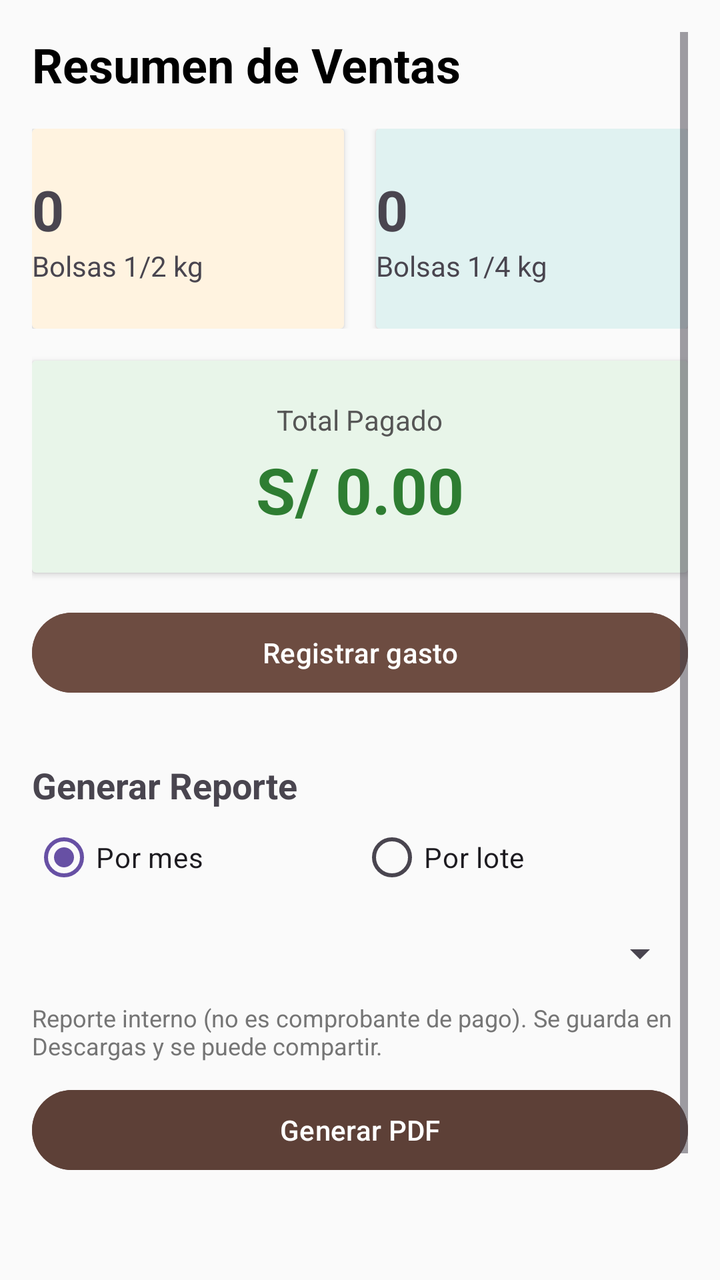
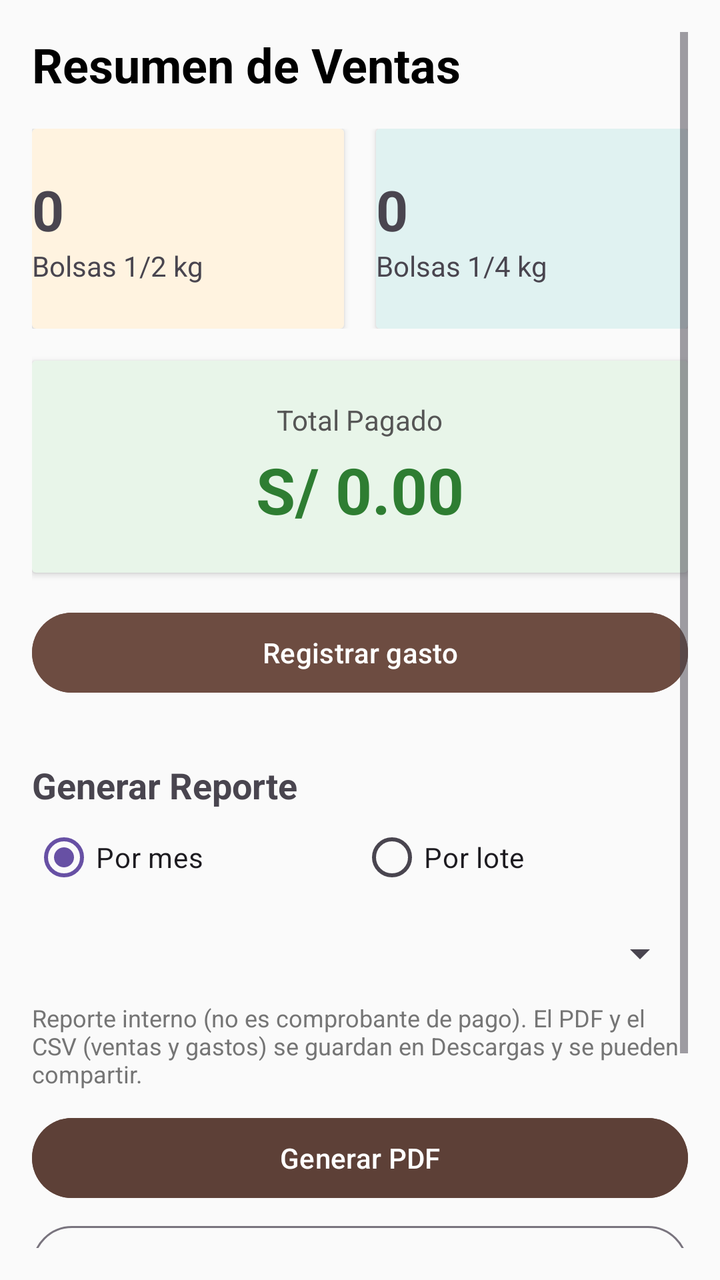

Before-and-after screenshots of an Android layout around one commit, followed by the original layout XML and the change that was made.
<!-- AndroidManifest.xml: application theme Theme.CajaiCafeAdministracion -->
<!-- res/layout/fragment_dashboard.xml -->
<?xml version="1.0" encoding="utf-8"?>
<ScrollView xmlns:android="http://schemas.android.com/apk/res/android"
    android:layout_width="match_parent"
    android:layout_height="match_parent"
    android:background="#FAFAFA"
    android:padding="16dp">


    <LinearLayout
        android:orientation="vertical"
        android:layout_width="match_parent"
        android:layout_height="wrap_content">


        <TextView
            android:text="Resumen de Ventas"
            android:textSize="24sp"
            android:textStyle="bold"
            android:textColor="@android:color/black"
            android:layout_marginBottom="16dp"
            android:layout_height="match_parent"  android:layout_width="match_parent"/>

        <LinearLayout
            android:orientation="horizontal"
            android:weightSum="2"
            android:layout_width="match_parent"
            android:layout_height="wrap_content">

            <androidx.cardview.widget.CardView
                android:layout_width="0dp"
                android:layout_weight="1"
                android:layout_height="100dp"
                android:layout_marginEnd="8dp"
                android:backgroundTint="#FFF3E0">
                <LinearLayout
                    android:gravity="center"
                    android:orientation="vertical"
                    android:layout_width="match_parent"
                    android:layout_height="match_parent">
                    <TextView
                        android:id="@+id/tvTotalMedioKilo"
                        android:text="0"
                        android:textSize="28sp"
                        android:textStyle="bold" android:layout_height="wrap_content" android:layout_width="match_parent"/>
                    <TextView
                        android:text="Bolsas 1/2 kg"
                        android:textSize="14sp" android:layout_height="wrap_content" android:layout_width="match_parent"/>
                </LinearLayout>
            </androidx.cardview.widget.CardView>


            <androidx.cardview.widget.CardView
                android:layout_width="0dp"
                android:layout_weight="1"
                android:layout_height="100dp"
                android:layout_marginStart="8dp"
                android:backgroundTint="#E0F2F1">
                <LinearLayout
                    android:gravity="center"
                    android:orientation="vertical"
                    android:layout_width="match_parent"
                    android:layout_height="match_parent">
                    <TextView
                        android:id="@+id/tvTotalCuartoKilo"
                        android:text="0"
                        android:textSize="28sp"
                        android:textStyle="bold" android:layout_height="wrap_content" android:layout_width="match_parent"/>
                    <TextView
                        android:text="Bolsas 1/4 kg"
                        android:textSize="14sp" android:layout_height="wrap_content" android:layout_width="match_parent"/>
                </LinearLayout>
            </androidx.cardview.widget.CardView>
        </LinearLayout>
        <androidx.cardview.widget.CardView
            android:layout_width="match_parent"
            android:layout_height="wrap_content"
            android:layout_marginTop="16dp"
            android:backgroundTint="#E8F5E9"> <LinearLayout
            android:layout_width="match_parent"
            android:layout_height="wrap_content"
            android:orientation="vertical"
            android:padding="20dp"
            android:gravity="center">

            <TextView
                android:text="Total Pagado"
                android:textSize="14sp"
                android:textColor="#555555"
                android:layout_width="wrap_content"
                android:layout_height="wrap_content"/>

            <TextView
                android:id="@+id/tvTotalDinero"
                android:text="S/ 0.00"
                android:textSize="32sp"
                android:textStyle="bold"
                android:textColor="#2E7D32"
                android:layout_marginTop="4dp"
                android:layout_width="wrap_content"
                android:layout_height="wrap_content"/>
        </LinearLayout>
        </androidx.cardview.widget.CardView>

        <Button
            android:id="@+id/btnRegistrarGasto"
            android:layout_width="match_parent"
            android:layout_height="wrap_content"
            android:layout_marginTop="16dp"
            android:backgroundTint="@color/cafeMedio"
            android:textColor="#FFFFFF"
            android:text="Registrar gasto" />

        <TextView
            android:text="Generar Reporte"
            android:layout_marginTop="30dp"
            android:textSize="18sp"
            android:textStyle="bold" android:layout_height="wrap_content"  android:layout_width="match_parent"/>

        <RadioGroup
            android:id="@+id/rgTipoReporte"
            android:orientation="horizontal"
            android:layout_width="match_parent"
            android:layout_height="wrap_content">
            <RadioButton
                android:id="@+id/rbPorMes"
                android:text="Por mes"
                android:checked="true"
                android:minHeight="48dp"
                android:layout_width="0dp"
                android:layout_weight="1"
                android:layout_height="wrap_content" />
            <RadioButton
                android:id="@+id/rbPorLote"
                android:text="Por lote"
                android:minHeight="48dp"
                android:layout_width="0dp"
                android:layout_weight="1"
                android:layout_height="wrap_content" />
        </RadioGroup>

        <Spinner
            android:id="@+id/spinnerReporte"
            android:layout_width="match_parent"
            android:layout_height="wrap_content"
            android:minHeight="48dp" />

        <TextView
            android:text="Reporte interno (no es comprobante de pago). Se guarda en Descargas y se puede compartir."
            android:textSize="12sp"
            android:textColor="#757575"
            android:layout_width="match_parent"
            android:layout_height="wrap_content" />

        <Button
            android:id="@+id/btnExportarPDF"
            android:layout_width="match_parent"
            android:layout_height="wrap_content"
            android:text="Generar PDF"
            android:backgroundTint="#5D4037"
            android:textColor="#FFFFFF"
            android:layout_marginTop="10dp"/>

        <TextView
            android:id="@+id/tvSesion"
            android:layout_width="match_parent"
            android:layout_height="wrap_content"
            android:layout_marginTop="30dp"
            android:textColor="#555555"
            android:textSize="14sp" />

        <Button
            android:id="@+id/btnCerrarSesion"
            style="?attr/materialButtonOutlinedStyle"
            android:layout_width="match_parent"
            android:layout_height="wrap_content"
            android:layout_marginTop="8dp"
            android:text="Cerrar sesión"
            android:textColor="#5D4037" />

    </LinearLayout>
</ScrollView>
<!-- resources referenced by this layout -->
<resources>
  <color name="cafeMedio">#6D4C41</color>
  <style name="Theme.CajaiCafeAdministracion" parent="Base.Theme.CajaiCafeAdministracion" />
  <style name="Base.Theme.CajaiCafeAdministracion" parent="Theme.Material3.DayNight.NoActionBar">
          
          
      </style>
</resources>

<!-- the commit's change to res/layout/fragment_dashboard.xml (unified diff, before → after) -->
@@ -145,7 +145,7 @@
             android:minHeight="48dp" />
 
         <TextView
-            android:text="Reporte interno (no es comprobante de pago). Se guarda en Descargas y se puede compartir."
+            android:text="Reporte interno (no es comprobante de pago). El PDF y el CSV (ventas y gastos) se guardan en Descargas y se pueden compartir."
             android:textSize="12sp"
             android:textColor="#757575"
             android:layout_width="match_parent"
@@ -159,6 +159,15 @@
             android:backgroundTint="#5D4037"
             android:textColor="#FFFFFF"
             android:layout_marginTop="10dp"/>
+
+        <Button
+            android:id="@+id/btnExportarCSV"
+            style="?attr/materialButtonOutlinedStyle"
+            android:layout_width="match_parent"
+            android:layout_height="wrap_content"
+            android:layout_marginTop="6dp"
+            android:textColor="#5D4037"
+            android:text="Exportar CSV (Excel / Sheets)" />
 
         <TextView
             android:id="@+id/tvSesion"
